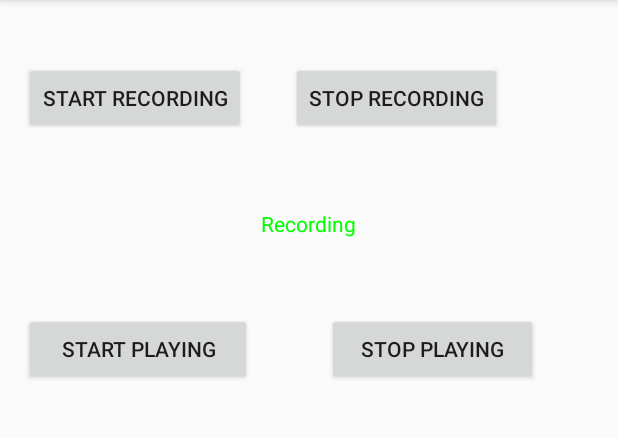
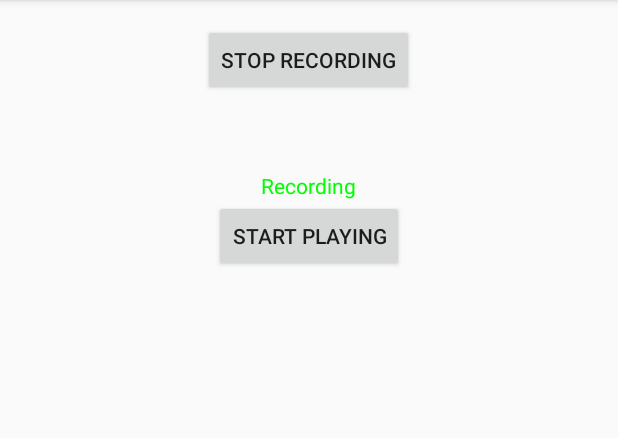
Before and after one commit to RutgersSustainabilityProject/RutgersSustainabilityAndroid, an Android app: the AudioRecorderActivity screen opened directly, with no data from a screen before it, after a tap on "START RECORDING", on a phone screen of 412 x 824 dp, the part 84-522 px from its top. Run offline under Robolectric (Android 15) with nearby library versions, the phone set to English and light mode, and no system bars.

Commit message:
revamped audio recorder ui; added noise api calls

```diff
--- a/app/src/main/java/com/rutgerssustainability/android/rutgerssustainability/AudioRecorderActivity.java
+++ b/app/src/main/java/com/rutgerssustainability/android/rutgerssustainability/AudioRecorderActivity.java
@@ -31,9 +31,7 @@ public class AudioRecorderActivity extends AppCompatActivity {
 
     //UI
     private Button startRecordingBtn;
-    private Button stopRecordingBtn;
     private Button startPlayingBtn;
-    private Button stopPlayingBtn;
     private TextView recordingStatusTxt;
 
     //media objects
@@ -46,15 +44,15 @@ public class AudioRecorderActivity extends AppCompatActivity {
     //variables
     private String deviceId = null;
     private String fileName = null;
+    private boolean isRecording = false;
+    private boolean isPlaying = false;
 
     @Override
     protected void onCreate(Bundle savedInstanceState) {
         super.onCreate(savedInstanceState);
         setContentView(R.layout.activity_audio_recorder);
         startRecordingBtn = (Button)findViewById(R.id.start_recording_btn);
-        stopRecordingBtn = (Button)findViewById(R.id.stop_recording_btn);
         startPlayingBtn = (Button)findViewById(R.id.start_playing_btn);
-        stopPlayingBtn = (Button)findViewById(R.id.stop_playing_btn);
         recordingStatusTxt = (TextView)findViewById(R.id.recording_status_txt);
         recordingStatusTxt.setTextColor(Color.RED);
         recordingStatusTxt.setText(NOT_RECORDING);
@@ -69,29 +67,23 @@ public class AudioRecorderActivity extends AppCompatActivity {
         startRecordingBtn.setOnClickListener(new View.OnClickListener() {
             @Override
             public void onClick(View v) {
-                startRecording();
-            }
-        });
-        stopRecordingBtn.setOnClickListener(new View.OnClickListener() {
-            @Override
-            public void onClick(View v) {
-                stopRecording();
+                if (!isRecording) {
+                    startRecording();
+                } else {
+                    stopRecording();
+                }
             }
         });
         startPlayingBtn.setOnClickListener(new View.OnClickListener() {
             @Override
             public void onClick(View v) {
-                startPlaying();
+                if (!isPlaying) {
+                    startPlaying();
+                } else {
+                    stopPlaying();
+                }
             }
         });
-
-        stopPlayingBtn.setOnClickListener(new View.OnClickListener() {
-            @Override
-            public void onClick(View v) {
-                stopPlaying();
-            }
-        });
-
     }
 
     @Override
@@ -144,6 +136,8 @@ public class AudioRecorderActivity extends AppCompatActivity {
         mediaRecorder.start();
         recordingStatusTxt.setTextColor(Color.GREEN);
         recordingStatusTxt.setText(RECORDING);
+        isRecording = true;
+        startRecordingBtn.setText(getString(R.string.stop_record_title));
     }
 
     private void stopRecording() {
@@ -153,6 +147,8 @@ public class AudioRecorderActivity extends AppCompatActivity {
             mediaRecorder = null;
             recordingStatusTxt.setTextColor(Color.RED);
             recordingStatusTxt.setText(NOT_RECORDING);
+            isRecording = false;
+            startRecordingBtn.setText(getString(R.string.start_record_title));
         }
     }
 
@@ -163,6 +159,8 @@ public class AudioRecorderActivity extends AppCompatActivity {
                 mediaPlayer.setDataSource(fileName);
                 mediaPlayer.prepare();
                 mediaPlayer.start();
+                isPlaying = true;
+                startPlayingBtn.setText(getString(R.string.start_playing_title));
             } else {
                 Toast.makeText(this,"No recording available!",Toast.LENGTH_SHORT).show();
             }
@@ -176,6 +174,8 @@ public class AudioRecorderActivity extends AppCompatActivity {
             mediaPlayer.stop();
             mediaPlayer.release();
             mediaPlayer = null;
+            isPlaying = false;
+            startPlayingBtn.setText(getString(R.string.stop_playing_title));
         }
     }
 
--- a/app/src/main/java/com/rutgerssustainability/android/rutgerssustainability/api/RestClient.java
+++ b/app/src/main/java/com/rutgerssustainability/android/rutgerssustainability/api/RestClient.java
@@ -13,6 +13,7 @@ import retrofit2.converter.gson.GsonConverterFactory;
 public class RestClient {
 
     private TrashService trashService;
+    private NoiseService noiseService;
 
     public RestClient() {
         Retrofit retrofit = new Retrofit.Builder()
@@ -20,9 +21,13 @@ public class RestClient {
                 .addConverterFactory(GsonConverterFactory.create())
                 .build();
         trashService = retrofit.create(TrashService.class);
+        noiseService = retrofit.create(NoiseService.class);
     }
 
     public TrashService getTrashService() {
         return trashService;
     }
+    public NoiseService getNoiseService() {
+        return noiseService;
+    }
 }
--- a/app/src/main/java/com/rutgerssustainability/android/rutgerssustainability/utils/Constants.java
+++ b/app/src/main/java/com/rutgerssustainability/android/rutgerssustainability/utils/Constants.java
@@ -24,6 +24,8 @@ public class Constants {
         //endpoints
         public static final String POST_TRASH_ENDPOINT = "/trash/postTrash";
         public static final String GET_TRASH_ENDPOINT = "/trash/getTrashByUserId";
+        public static final String POST_NOISE_ENDPOINT = "/noise/postNoise";
+        public static final String GET_NOISE_ENDPOINT = "/noise/getNoiseByUserId";
 
         //keys
         public static final String PICTURE_KEY = "trashPhoto";
@@ -32,6 +34,8 @@ public class Constants {
         public static final String LON_KEY = "longitude";
         public static final String EPOCH_KEY = "epoch";
         public static final String TAGS_KEY = "tags";
+        public static final String AUDIO_KEY = "audioUrl";
+        public static final String DECIBEL_KEY = "decibels";
     }
 
     public static class DB {
--- a/app/src/main/res/layout/activity_audio_recorder.xml
+++ b/app/src/main/res/layout/activity_audio_recorder.xml
@@ -10,12 +10,7 @@
     android:orientation="vertical"
     tools:context="com.rutgerssustainability.android.rutgerssustainability.AudioRecorderActivity">
 
-    <LinearLayout
-        android:layout_width="match_parent"
-        android:layout_height="wrap_content"
-        android:orientation="horizontal"
-        android:layout_marginTop="25dp"
-        >
+
 
     <Button
             android:id="@+id/start_recording_btn"
@@ -25,17 +20,6 @@
             android:layout_gravity="center_horizontal"
         />
 
-        <Button
-            android:id="@+id/stop_recording_btn"
-            android:layout_width="wrap_content"
-            android:layout_height="wrap_content"
-            android:text="@string/stop_record_title"
-            android:layout_gravity="center_horizontal"
-            android:layout_marginLeft="30dp"
-            />
-
-    </LinearLayout>
-
     <TextView
         android:id="@+id/recording_status_txt"
         android:layout_width="wrap_content"
@@ -44,30 +28,12 @@
         android:layout_marginTop="50dp"
         />
 
-    <LinearLayout
-        android:layout_width="match_parent"
-        android:layout_height="wrap_content"
-        android:orientation="horizontal"
-        android:layout_marginTop="50dp"
-        android:weightSum="1">
-
     <Button
         android:id="@+id/start_playing_btn"
         android:layout_width="wrap_content"
         android:layout_height="wrap_content"
         android:text="@string/start_playing_title"
-            android:layout_weight="0.31" />
-
-        <Button
-            android:id="@+id/stop_playing_btn"
-            android:layout_width="wrap_content"
-            android:layout_height="wrap_content"
-            android:text="@string/stop_playing_title"
-            android:layout_marginLeft="50dp"
-            android:layout_weight="0.25" />
-
+        android:layout_gravity="center_horizontal"
+        />
 
 </LinearLayout>
-
-
-</LinearLayout>
```
Also changed, not shown: app/src/main/java/com/rutgerssustainability/android/rutgerssustainability/api/NoiseService.java (added, +24 -0 lines). Lines whose indentation alone changed are shown as unchanged.
